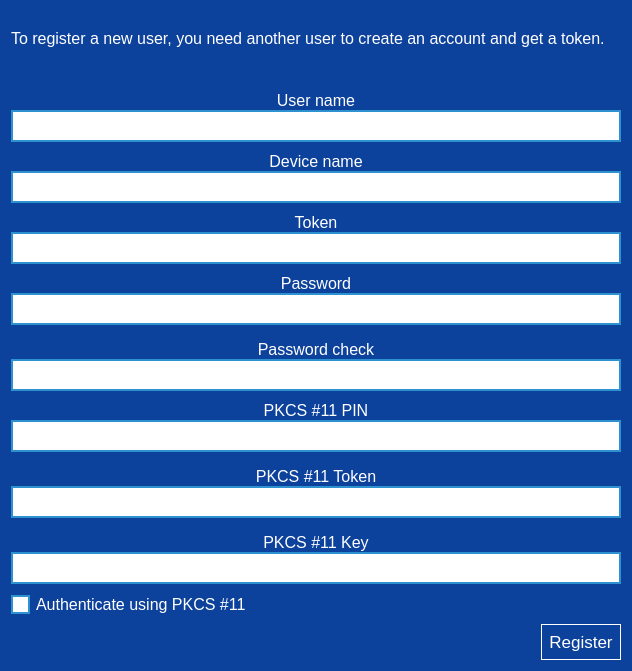
Old version of the form parsec/core/gui/forms/login_register_user_widget.ui in the repository Scille/parsec-cloud.
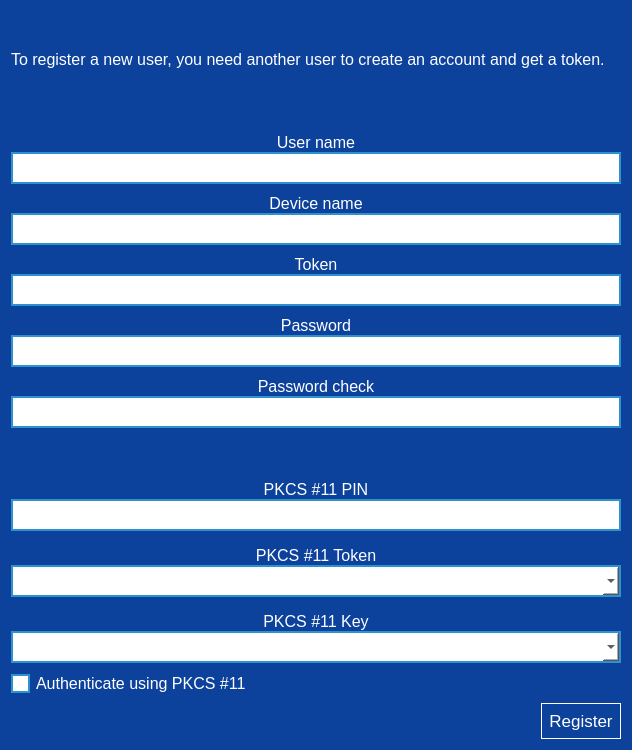
New version of the form. Icons and pictures are not drawn.

Commit message: [GUI] Added rudimentary password strength indicator

Patch:
```diff
--- a/parsec/core/gui/forms/login_register_user_widget.ui
+++ b/parsec/core/gui/forms/login_register_user_widget.ui
@@ -7,7 +7,7 @@
     <x>0</x>
     <y>0</y>
     <width>632</width>
-    <height>671</height>
+    <height>750</height>
    </rect>
   </property>
   <property name="windowTitle">
@@ -122,51 +122,7 @@
       <item>
        <widget class="QWidget" name="widget_2" native="true">
         <property name="styleSheet">
-         <string notr="true">QLineEdit
-{
-border: 2px solid rgb(46, 145, 208);
-background-color: white;
-color: black;
-}
-
-QComboBox
-{
-border: 2px solid rgb(46, 145, 208);
-background-color: white;
-color: black;
-}
-
-QComboBox::drop-down
-{
-border: 0px;
-}
-
-QComboBox::down-arrow
-{
-image: url(:/icons/images/icons/down-arrow.png);
-width: 16px;
-height: 16px;
-padding-right: 5px;
-}
-
-QCheckBox
-{
-color: rgb(255, 255, 255);
-}
-
-QCheckBox::indicator
-{
-width: 15px;
-height: 15px;
-background-color: rgb(255, 255, 255);
-border: 2px solid rgb(46, 145, 208);
-color: black;
-}
-
-QCheckBox::indicator:checked
-{
-image: url(:/icons/images/icons/checked.png)
-}</string>
+         <string notr="true"/>
         </property>
         <layout class="QVBoxLayout" name="verticalLayout">
          <property name="spacing">
@@ -308,7 +264,7 @@
           <widget class="QWidget" name="widget_password" native="true">
            <layout class="QVBoxLayout" name="verticalLayout_2">
             <property name="spacing">
-             <number>15</number>
+             <number>10</number>
             </property>
             <property name="leftMargin">
              <number>0</number>
@@ -414,6 +370,36 @@
               </item>
              </layout>
             </item>
+            <item>
+             <layout class="QHBoxLayout" name="horizontalLayout">
+              <item>
+               <widget class="QLabel" name="label_password_strength">
+                <property name="minimumSize">
+                 <size>
+                  <width>0</width>
+                  <height>32</height>
+                 </size>
+                </property>
+                <property name="font">
+                 <font>
+                  <pointsize>12</pointsize>
+                  <weight>75</weight>
+                  <bold>true</bold>
+                 </font>
+                </property>
+                <property name="lineWidth">
+                 <number>0</number>
+                </property>
+                <property name="text">
+                 <string/>
+                </property>
+                <property name="alignment">
+                 <set>Qt::AlignCenter</set>
+                </property>
+               </widget>
+              </item>
+             </layout>
+            </item>
            </layout>
           </widget>
          </item>
```
The commit also changes 3 other files.
